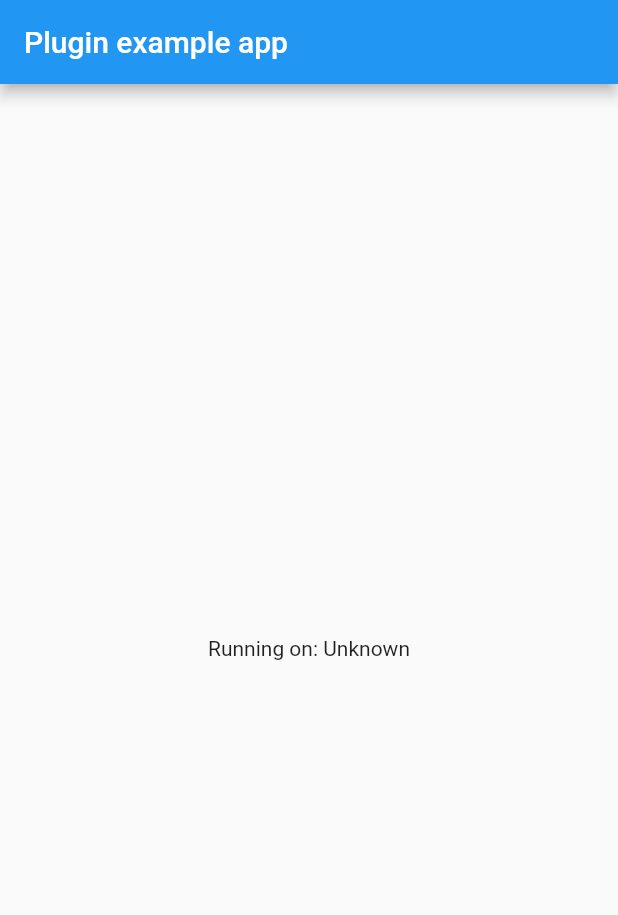
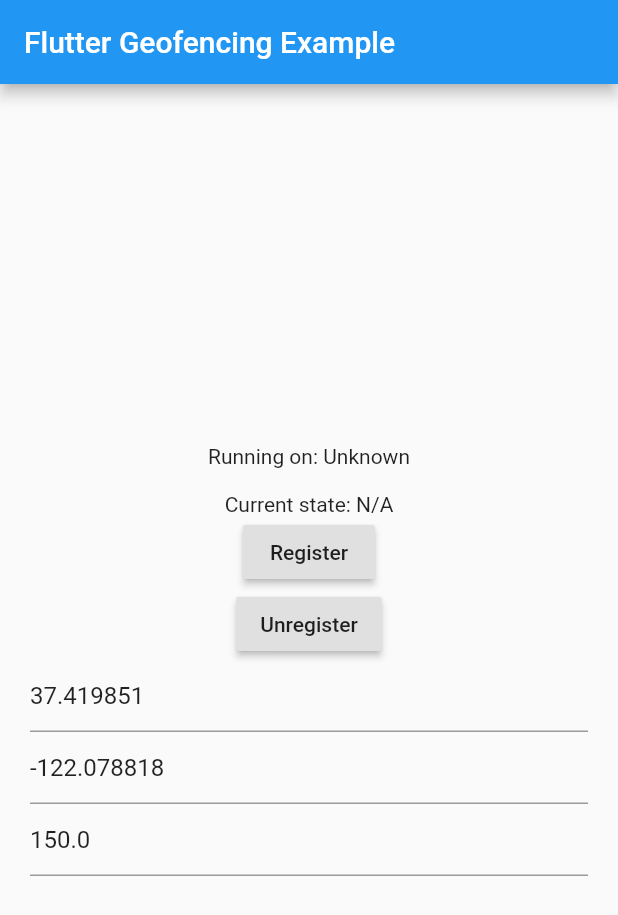
Before and after one commit to GitHubStuff/FlutterGeoFencePlugin, a Flutter app: the screen it shows after launch, on a phone screen of 412 x 824 dp. Shown: the top 915 px of the screen. Run offline on Flutter 3.47's test engine with Material 2 defaults, Android fonts, the phone set to English and light mode, and no system bars.

```diff
--- a/example/lib/main.dart
+++ b/example/lib/main.dart
@@ -1,4 +1,6 @@
 import 'dart:async';
+import 'dart:isolate';
+import 'dart:ui';
 
 import 'package:flutter/material.dart';
 import 'package:flutter/services.dart';
@@ -14,10 +16,54 @@ class MyApp extends StatefulWidget {
 class _MyAppState extends State<MyApp> {
   String _platformVersion = 'Unknown';
 
+  String geofenceState = 'N/A';
+  double latitude = 37.419851;
+  double longitude = -122.078818;
+  double radius = 150.0;
+  ReceivePort port = ReceivePort();
+  final List<GeofenceEvent> triggers = <GeofenceEvent>[
+    GeofenceEvent.enter,
+    GeofenceEvent.dwell,
+    GeofenceEvent.exit
+  ];
+  final AndroidGeofencingSettings androidSettings = AndroidGeofencingSettings(
+      initialTrigger: <GeofenceEvent>[
+        GeofenceEvent.enter,
+        GeofenceEvent.exit,
+        GeofenceEvent.dwell
+      ],
+      loiteringDelay: 1000 * 60);
+
   @override
   void initState() {
     super.initState();
+    IsolateNameServer.registerPortWithName(
+        port.sendPort, 'geofencing_send_port');
+    port.listen((dynamic data) {
+      print('Event: $data');
+      setState(() {
+        geofenceState = data;
+      });
+    });
     initPlatformState();
+  }
+
+  static void callback(List<String> ids, Location l, GeofenceEvent e) async {
+    print('Fences: $ids Location $l Event: $e');
+    final SendPort send =
+        IsolateNameServer.lookupPortByName('geofencing_send_port');
+    send?.send(e.toString());
+  }
+
+  String numberValidator(String value) {
+    if (value == null) {
+      return null;
+    }
+    final num a = num.tryParse(value);
+    if (a == null) {
+      return '"$value" is not a valid number';
+    }
+    return null;
   }
 
   // Platform messages are asynchronous, so we initialize in an async method.
@@ -29,6 +75,9 @@ class _MyAppState extends State<MyApp> {
     } on PlatformException {
       platformVersion = 'Failed to get platform version.';
     }
+    print('Initializing...');
+    await GeofencingManager.initialize();
+    print('Initialization done');
 
     // If the widget was removed from the tree while the asynchronous platform
     // message was in flight, we want to discard the reply rather than calling
@@ -45,10 +94,77 @@ class _MyAppState extends State<MyApp> {
     return MaterialApp(
       home: Scaffold(
         appBar: AppBar(
-          title: const Text('Plugin example app'),
+          title: const Text('Flutter Geofencing Example'),
         ),
-        body: Center(
-          child: Text('Running on: $_platformVersion\n'),
+        body: Container(
+          padding: const EdgeInsets.all(20.0),
+          child: Column(
+            mainAxisAlignment: MainAxisAlignment.center,
+            children: <Widget>[
+              Text('Running on: $_platformVersion\n'),
+              Text('Current state: $geofenceState'),
+              Center(
+                child: RaisedButton(
+                  child: const Text('Register'),
+                  onPressed: () {
+                    if (latitude == null) {
+                      setState(() => latitude = 0.0);
+                    }
+                    if (longitude == null) {
+                      setState(() => longitude = 0.0);
+                    }
+                    if (radius == null) {
+                      setState(() => radius = 0.0);
+                    }
+                    GeofencingManager.registerGeofence(
+                      GeofenceRegion(
+                          'mtv', latitude, longitude, radius, triggers,
+                          androidSettings: androidSettings),
+                      callback,
+                    );
+                  },
+                ),
+              ),
+              Center(
+                child: RaisedButton(
+                  child: const Text('Unregister'),
+                  onPressed: () => GeofencingManager.removeGeofenceById('mtv'),
+                ),
+              ),
+              TextField(
+                decoration: const InputDecoration(
+                  hintText: 'Latitude',
+                ),
+                keyboardType: TextInputType.number,
+                controller: TextEditingController(
+                  text: latitude.toString(),
+                ),
+                onChanged: (String s) {
+                  latitude = double.tryParse(s);
+                },
+              ),
+              TextField(
+                decoration: const InputDecoration(
+                  hintText: 'Longitude',
+                ),
+                keyboardType: TextInputType.number,
+                controller: TextEditingController(
+                  text: longitude.toString(),
+                ),
+                onChanged: (String s) {
+                  longitude = double.tryParse(s);
+                },
+              ),
+              TextField(
+                decoration: const InputDecoration(hintText: 'Radius'),
+                keyboardType: TextInputType.number,
+                controller: TextEditingController(text: radius.toString()),
+                onChanged: (String s) {
+                  radius = double.tryParse(s);
+                },
+              ),
+            ],
+          ),
         ),
       ),
     );
--- a/lib/src/geofencer.dart
+++ b/lib/src/geofencer.dart
@@ -99,8 +99,8 @@ class GeofencingManager {
   static Future<void> initialize() async {
     final CallbackHandle callback =
         PluginUtilities.getCallbackHandle(callbackControl);
-    await _channel.invokeMethod('GeofencingPlugin.initializeService',
-        <dynamic>[callback.toRawHandle()]);
+    await _channel
+        .invokeMethod('initializeService', <dynamic>[callback.toRawHandle()]);
   }
 
   /// Promote the geofencing service to a foreground service.
```
Also changed, not shown: 5 other files.
